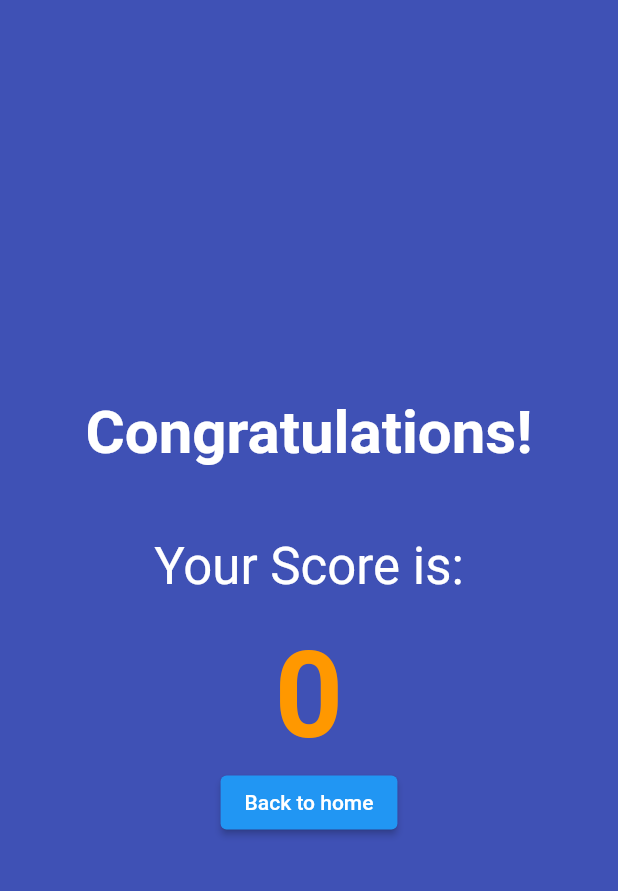
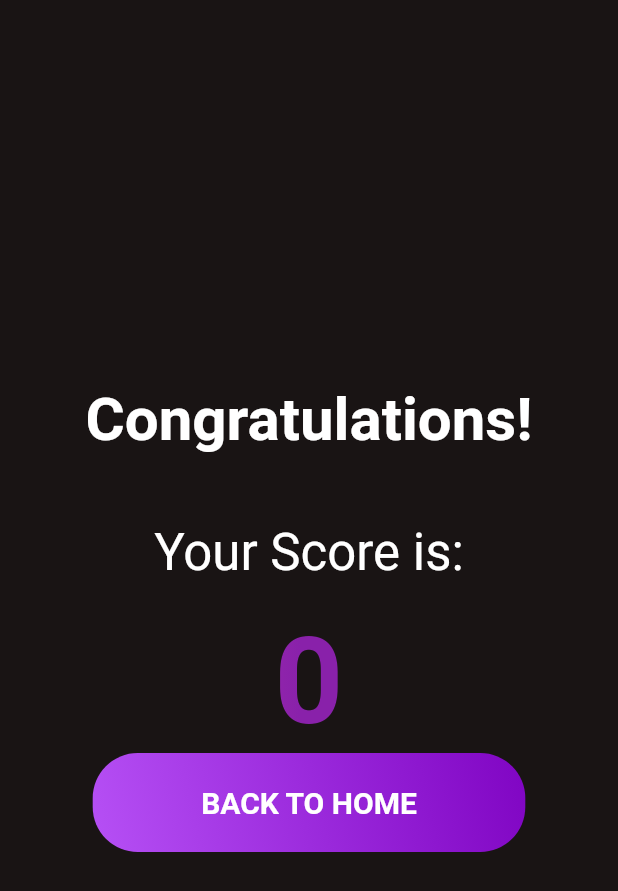
Before and after one commit to orsoFra/Spotiquiz, a Flutter app: the ResultPage screen opened directly with empty values, on a phone screen of 412 x 824 dp. Shown: the top 891 px of the screen. Run offline on Flutter 3.47's test engine with Material 2 defaults, Android fonts, the phone set to English and light mode, and no system bars; our stand-ins replace assets_audio_player, card_swiper, cloud_firestore, firebase_core, flutter_dotenv, flutter_secure_storage and 2 more; missing offline and left inert: flutter_web_auth, test; accounts and stored records are empty; network calls fail.

Commit message:
created navbar + updated result page style

```diff
--- a/lib/screens/leaderboard_page.dart
+++ b/lib/screens/leaderboard_page.dart
@@ -30,7 +30,7 @@ class _LeaderboardState extends State<Leaderboard> {
         // Here we take the value from the MyHomePage object that was created by
         // the App.build method, and use it to set our appbar title.
         backgroundColor: Color.fromARGB(255, 25, 20, 20),
-        title: Text('Leaderboard'),
+        title: Text('All time leaderboard'),
         elevation: 0,
       ),
       body: FutureBuilder<List<dynamic>>(
--- a/lib/screens/main_page.dart
+++ b/lib/screens/main_page.dart
@@ -14,6 +14,7 @@ import 'package:spotiquiz/firebase_options.dart';
 import 'package:spotiquiz/models/MyStorage.dart';
 import 'package:spotiquiz/screens/homepage.dart';
 import 'package:spotiquiz/screens/loginpage.dart';
+import 'package:spotiquiz/screens/navigation.dart';
 
 final sStorage = FlutterSecureStorage();
 final storage = new MyStorage(sStorage);
@@ -46,9 +47,7 @@ class MainPage extends StatelessWidget {
           print(snapshot.data.toString());
 
           if (snapshot.data.toString() == 'true') {
-            return MyHomePage(
-              title: 'Homepage',
-            );
+            return Navigation();
           } else
             return Login();
         } else
--- a/lib/screens/resultpage.dart
+++ b/lib/screens/resultpage.dart
@@ -18,8 +18,12 @@ class ResultPage extends StatelessWidget {
   @override
   Widget build(BuildContext context) {
     storeResults(score);
+    MediaQueryData queryData = MediaQuery.of(context);
+    final Shader linearGradient = LinearGradient(
+      colors: <Color>[Color(0xffDA44bb), Color(0xff8921aa)],
+    ).createShader(Rect.fromLTWH(0.0, 0.0, 200.0, 70.0));
     return Scaffold(
-        backgroundColor: Colors.indigo,
+        backgroundColor: Color.fromARGB(255, 25, 20, 20),
         body: Column(
           mainAxisAlignment: MainAxisAlignment.center,
           crossAxisAlignment: CrossAxisAlignment.center,
@@ -47,18 +51,44 @@ class ResultPage extends StatelessWidget {
             Text(
               "${score}",
               style: TextStyle(
-                color: Colors.orange,
+                foreground: Paint()..shader = linearGradient,
                 fontSize: 80.0,
                 fontWeight: FontWeight.bold,
               ),
             ),
             // Button to return to the home
-            ElevatedButton(
-                onPressed: () {
-                  //Navigator.push(context, MaterialPageRoute(builder: (context) => MyHomePage(title: "Homepage")));
-                  Navigator.pop(context);
-                },
-                child: Text("Back to home"))
+            InkWell(
+              onTap: () {
+                Navigator.pop(context);
+              },
+              child: Container(
+                height: queryData.size.height * 0.08,
+                width: queryData.size.width * 0.7,
+                child: ElevatedButton(
+                  onPressed: () {
+                    Navigator.pop(context);
+                  },
+                  style: ElevatedButton.styleFrom(primary: Colors.transparent, shadowColor: Colors.transparent),
+                  child: Text("BACK TO HOME",
+                      style: TextStyle(
+                        color: Colors.white,
+                        fontSize: 20,
+                        fontWeight: FontWeight.bold,
+                      )),
+                ),
+                decoration: BoxDecoration(
+                  borderRadius: BorderRadius.circular(30),
+                  gradient: LinearGradient(
+                    begin: Alignment.topRight,
+                    end: Alignment.bottomLeft,
+                    colors: [
+                      Color.fromARGB(255, 128, 5, 195),
+                      Color.fromARGB(255, 182, 80, 245),
+                    ],
+                  ),
+                ),
+              ),
+            ),
           ],
         ));
   }
```
Also changed, not shown: lib/screens/homepage.dart (+8 -9 lines), lib/screens/loginpage.dart (+3 -5 lines), lib/screens/navigation.dart (added, +59 -0 lines).
